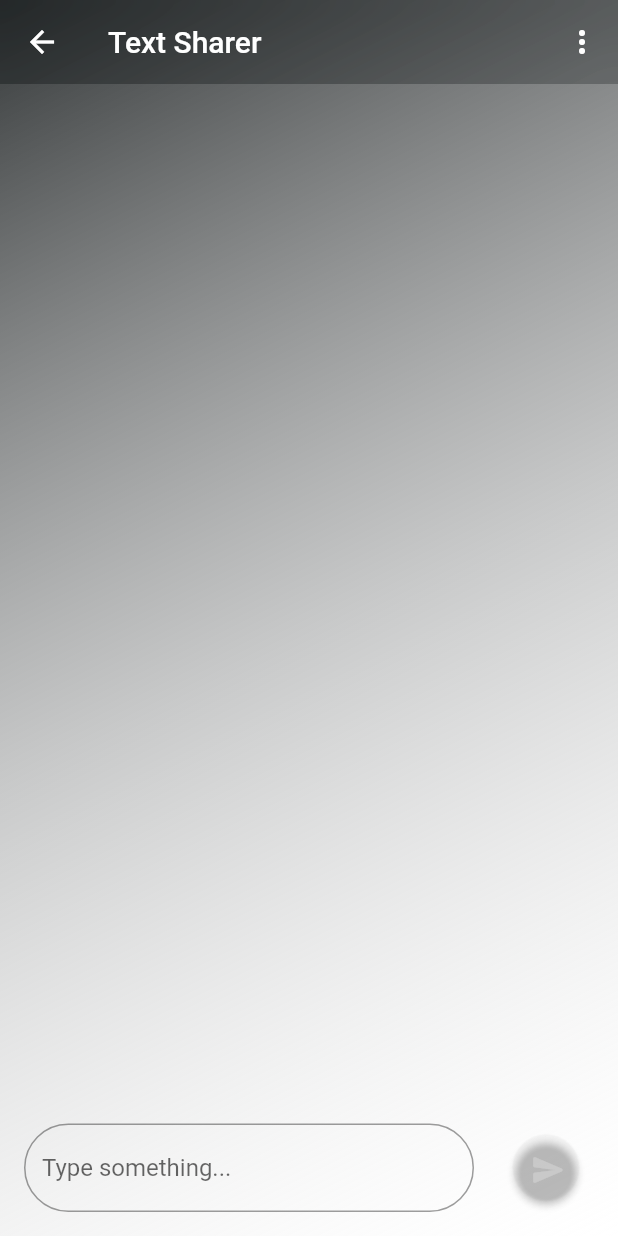
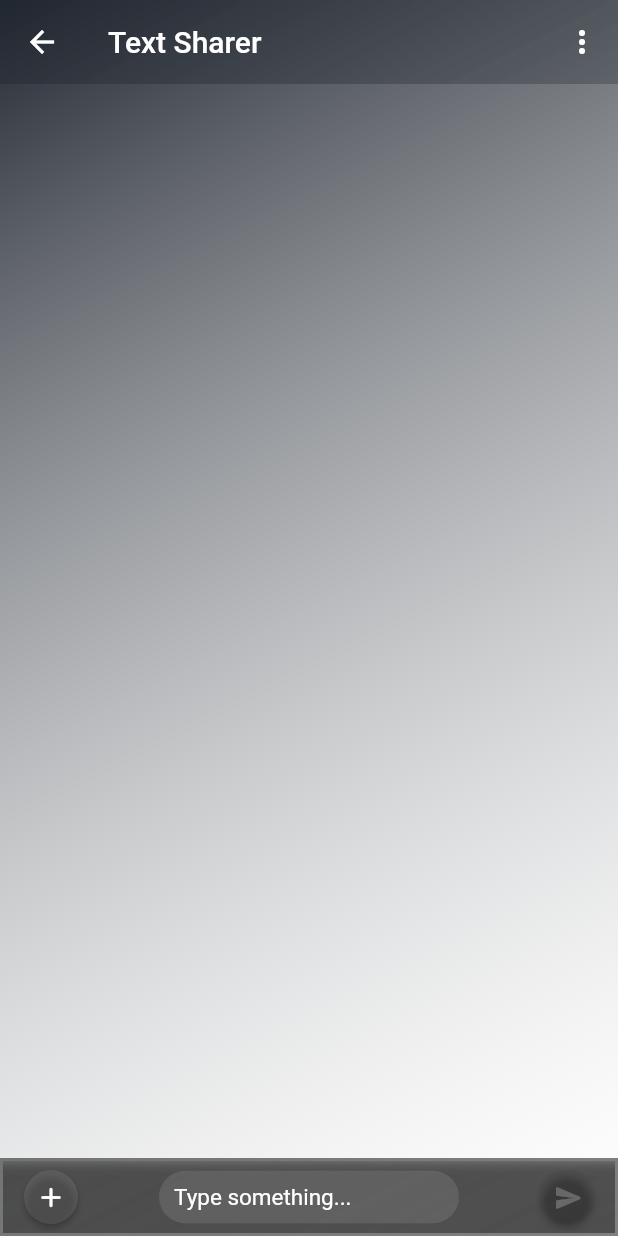
Before and after one commit to ofcfahad/textsharer, a Flutter app: the HomePage screen opened by its route, on a phone screen of 412 x 824 dp. Run offline on Flutter 3.47's test engine with Material 2 defaults, Android fonts, the light colour scheme and no system bars; our stand-ins replace connectivity_plus, device_info_plus, dio, flutter_dotenv, loading_animation_widget, quickalert; missing offline and left inert: airplane_mode_checker, firedart, network_info_plus, open_settings.

Commit message:
modified:   lib/Components/appbar.dart 	modified:   lib/Components/backgroundwrapper.dart 	new file:   lib/Components/functions.dart 	modified:   lib/Pages/home.dart 	modified:   lib/Pages/register.dart 	modified:   linux/flutter/generated_plugin_registrant.cc 	modified:   linux/flutter/generated_plugins.cmake 	modified:   macos/Flutter/GeneratedPluginRegistrant.swift 	modified:   pubspec.lock 	modified:   pubspec.yaml 	modified:   windows/flutter/generated_plugin_registrant.cc 	modified:   windows/flutter/generated_plugins.cmake

```diff
--- a/lib/Components/appbar.dart
+++ b/lib/Components/appbar.dart
@@ -12,7 +12,7 @@ class BlurredAppBar extends StatelessWidget implements PreferredSizeWidget {
     return ClipRect(
       child: BackdropFilter(
         filter: ImageFilter.blur(
-            sigmaX: 10, sigmaY: 10), // Adjust the blur intensity as needed
+            sigmaX: 2, sigmaY: 2), // Adjust the blur intensity as needed
         child: AppBar(
           title: title,
           backgroundColor: Colors.transparent,
--- a/lib/Components/backgroundwrapper.dart
+++ b/lib/Components/backgroundwrapper.dart
@@ -9,10 +9,11 @@ class BackgroundWrapper extends StatelessWidget {
   Widget build(BuildContext context) {
     return Container(
       decoration: const BoxDecoration(
-            gradient: LinearGradient(
-                begin: Alignment.topLeft,
-                end: Alignment.bottomRight,
-                colors: [Color.fromARGB(237, 34, 38, 39), Colors.white10])),
+          gradient: LinearGradient(
+        begin: Alignment.topLeft,
+        end: Alignment.bottomRight,
+        colors: [Color(0xFF212730), Colors.white24],
+      )),
       child: child,
     );
   }
--- a/lib/Pages/home.dart
+++ b/lib/Pages/home.dart
@@ -1,3 +1,5 @@
+import 'dart:ui';
+
 import 'package:flutter/material.dart';
 import 'package:flutter/services.dart';
 import 'package:textsharer/Components/appbar.dart';
@@ -15,7 +17,8 @@ class _HomePageState extends State<HomePage> {
   String deviceModel = 'Loading.....';
   bool showModel = false;
   IconData deviceIcon = Icons.developer_mode;
-  TextEditingController value = TextEditingController();
+  TextEditingController textController = TextEditingController();
+  String textControllerValue = '';
 
   void getDeviceInfo() async {
     setState(() {
@@ -39,21 +42,29 @@ class _HomePageState extends State<HomePage> {
     if (cdata != null && cdata.text != null && cdata.text!.isNotEmpty) {
       String copiedText = cdata.text!;
       setState(() {
-        value.text = copiedText;
+        textController.text = copiedText;
       });
     }
   }
 
   void handleClearButtonClick() {
     setState(() {
-      value.text = '';
+      textController.text = '';
     });
   }
 
-  void handleSendButton() async {}
+  void handleSendButton() async {
+    print(textController.text);
+  }
 
-  void sendText() async {
-    print('yup');
+  void handleAddButton() async {
+    print('*adds*');
+  }
+
+  void handleTextChange(value) {
+    setState(() {
+      textControllerValue = textController.text;
+    });
   }
 
   @override
@@ -78,6 +89,7 @@ class _HomePageState extends State<HomePage> {
       body: Stack(
         children: <Widget>[
           // Main content of the screen
+          const Center(),
           Container(
               // Add main content widgets here
               ),
@@ -87,49 +99,105 @@ class _HomePageState extends State<HomePage> {
               right: 0,
               bottom: 0,
               child: Container(
+                color: Colors.black
+                    .withOpacity(0.5), // Use a semi-transparent color
+                padding: const EdgeInsets.all(2),
+                child: ClipRect(
+                  // Apply the blur effect within the clip rect
+                  child: BackdropFilter(
+                    filter: ImageFilter.blur(
+                      sigmaX: 5,
+                      sigmaY: 5,
+                    ),
+                    child: Container(
                       color: Colors.transparent,
-              padding: const EdgeInsets.all(16.0),
                       child: Row(
+                        mainAxisAlignment: MainAxisAlignment.spaceBetween,
                         children: <Widget>[
-                  // Add your chat bar widgets here
-                  const Expanded(
-                    child: TextField(
-                      decoration: InputDecoration(
-                        hintText: 'Type something...',
-                        border: OutlineInputBorder(
-                            borderRadius:
-                                BorderRadius.all(Radius.circular(30))),
+                          ElevatedButton(
+                            style: ButtonStyle(
+                              backgroundColor:
+                                  MaterialStateProperty.all(Colors.white10),
+                              shape: MaterialStateProperty.all(
+                                const CircleBorder(side: BorderSide.none),
+                              ),
+                              iconColor:
+                                  MaterialStateProperty.all(Colors.white),
+                            ),
+                            onPressed: handleAddButton,
+                            child: const Center(
+                              child: SizedBox(
+                                child: Icon(
+                                  Icons.add_rounded,
+                                  size: 22,
                                 ),
                               ),
                             ),
-                  const SizedBox(width: 16.0),
-                  ElevatedButton(
-                    style: const ButtonStyle(
-                        backgroundColor:
-                            MaterialStatePropertyAll(Colors.transparent),
-                        shape: MaterialStatePropertyAll(
-                            CircleBorder(side: BorderSide.none)),
-                        padding: MaterialStatePropertyAll(
-                            EdgeInsets.only(top: 3, left: 3)),
-                        iconColor: MaterialStatePropertyAll(Colors.white24)),
-                    onPressed: () {
-                      print('yo mate!!');
-                    },
-                    child: const Align(
-                      alignment: Alignment.center,
-                      child: SizedBox(
-                        width: 40,
-                        height: 40,
-                        child: Icon(Icons.send_rounded),
+                          ),
+                          AnimatedContainer(
+                            duration: const Duration(milliseconds: 500),
+                            curve: Curves.easeInOut,
+                            width: textControllerValue.isNotEmpty ? 250 : 200,
+                            height: 35,
+                            child: TextField(
+                              style: const TextStyle(
+                                  color: Colors.white, fontSize: 15),
+                              cursorColor: Colors.amberAccent,
+                              decoration: const InputDecoration(
+                                filled: true,
+                                focusColor: Colors.amberAccent,
+                                fillColor: Colors.white10,
+                                hintText: 'Type something...',
+                                hintStyle: TextStyle(color: Colors.white),
+                                border: OutlineInputBorder(
+                                  borderSide: BorderSide.none,
+                                  borderRadius:
+                                      BorderRadius.all(Radius.circular(30)),
+                                ),
+                                contentPadding: EdgeInsets.only(left: 10),
+                              ),
+                              controller: textController,
+                              onChanged: handleTextChange,
                             ),
                           ),
-                  )
+                          ElevatedButton(
+                            style: ButtonStyle(
+                              backgroundColor: MaterialStateProperty.all(
+                                  textControllerValue.isNotEmpty
+                                      ? Colors.white10
+                                      : Colors.transparent),
+                              shape: MaterialStateProperty.all(
+                                const CircleBorder(side: BorderSide.none),
+                              ),
+                              padding: MaterialStateProperty.all(
+                                const EdgeInsets.only(top: 1, left: 2),
+                              ),
+                              iconColor: MaterialStateProperty.all(
+                                textControllerValue.isNotEmpty
+                                    ? Colors.white
+                                    : Colors.white24,
+                              ),
+                            ),
+                            onPressed: handleSendButton,
+                            child: const Icon(
+                              Icons.send_rounded,
+                              size: 20,
+                            ),
+                          ),
                         ],
                       ),
                     ),
                   ),
+                ),
+              )),
         ],
       ),
     );
   }
+
+  @override
+  void dispose() {
+    textController.dispose();
+    super.dispose();
   }
+}
```
Also changed, not shown: lib/Components/functions.dart (added, +100 -0 lines), lib/Pages/register.dart (+154 -107 lines), pubspec.yaml (+2 -5 lines), pubspec.lock, 5 other files. Lines whose indentation alone changed are shown as unchanged.
